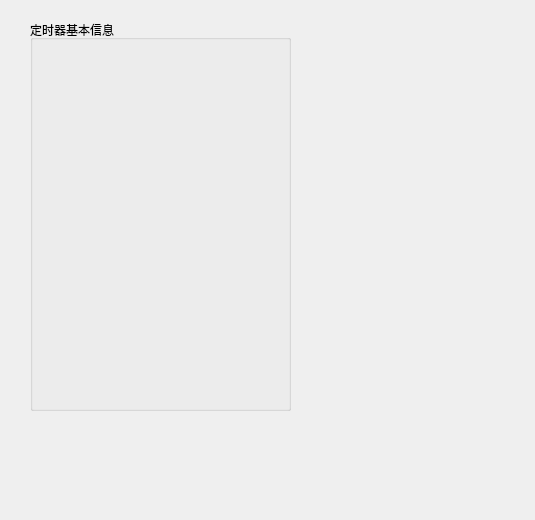
This is src/config_ui/qt/src/config/ui/other/timer_config/other_tc_edit.ui in eth-from-zero/qzy-environmental-monitoring as Qt 5 draws it before an edit. The edited form follows.
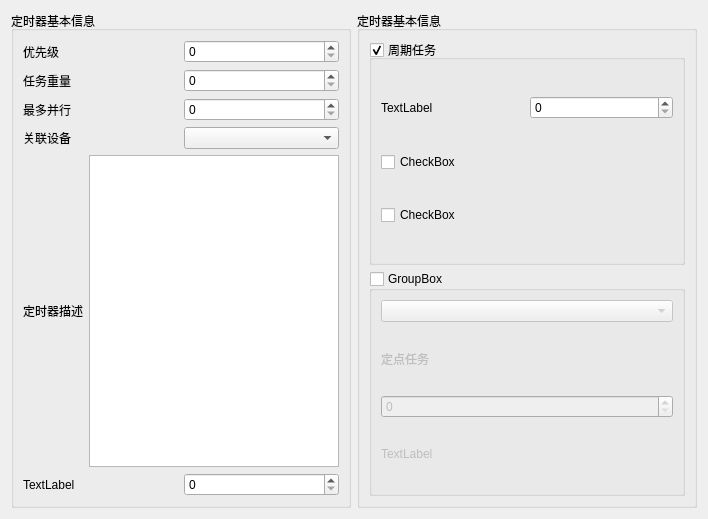
This is the edited form.

What changed in the file:
```diff
--- a/src/config_ui/qt/src/config/ui/other/timer_config/other_tc_edit.ui
+++ b/src/config_ui/qt/src/config/ui/other/timer_config/other_tc_edit.ui
@@ -6,26 +6,195 @@
    <rect>
     <x>0</x>
     <y>0</y>
-    <width>535</width>
-    <height>520</height>
+    <width>708</width>
+    <height>519</height>
    </rect>
   </property>
   <property name="windowTitle">
    <string>Form</string>
   </property>
-  <widget class="QGroupBox" name="groupBox">
-   <property name="geometry">
-    <rect>
-     <x>30</x>
-     <y>20</y>
-     <width>261</width>
-     <height>391</height>
-    </rect>
-   </property>
-   <property name="title">
-    <string>定时器基本信息</string>
-   </property>
-  </widget>
+  <layout class="QHBoxLayout" name="horizontalLayout_8" stretch="1,1">
+   <item>
+    <widget class="QGroupBox" name="groupBox_2">
+     <property name="title">
+      <string>定时器基本信息</string>
+     </property>
+     <layout class="QVBoxLayout" name="verticalLayout_4">
+      <item>
+       <layout class="QHBoxLayout" name="horizontalLayout_2">
+        <item>
+         <widget class="QLabel" name="label_6">
+          <property name="text">
+           <string>优先级</string>
+          </property>
+         </widget>
+        </item>
+        <item>
+         <widget class="QSpinBox" name="spinBox_4"/>
+        </item>
+       </layout>
+      </item>
+      <item>
+       <layout class="QHBoxLayout" name="horizontalLayout_4">
+        <item>
+         <widget class="QLabel" name="label_8">
+          <property name="text">
+           <string>任务重量</string>
+          </property>
+         </widget>
+        </item>
+        <item>
+         <widget class="QSpinBox" name="spinBox_6"/>
+        </item>
+       </layout>
+      </item>
+      <item>
+       <layout class="QHBoxLayout" name="horizontalLayout_5">
+        <item>
+         <widget class="QLabel" name="label_15">
+          <property name="text">
+           <string>最多并行</string>
+          </property>
+         </widget>
+        </item>
+        <item>
+         <widget class="QSpinBox" name="spinBox_10"/>
+        </item>
+       </layout>
+      </item>
+      <item>
+       <layout class="QHBoxLayout" name="horizontalLayout_6">
+        <item>
+         <widget class="QLabel" name="label_9">
+          <property name="text">
+           <string>关联设备</string>
+          </property>
+         </widget>
+        </item>
+        <item>
+         <widget class="QComboBox" name="comboBox_2"/>
+        </item>
+       </layout>
+      </item>
+      <item>
+       <layout class="QHBoxLayout" name="horizontalLayout_7">
+        <item>
+         <widget class="QLabel" name="label_10">
+          <property name="text">
+           <string>定时器描述</string>
+          </property>
+         </widget>
+        </item>
+        <item>
+         <widget class="QTextEdit" name="textEdit_2"/>
+        </item>
+       </layout>
+      </item>
+      <item>
+       <layout class="QHBoxLayout" name="horizontalLayout_3">
+        <item>
+         <widget class="QLabel" name="label_7">
+          <property name="text">
+           <string>TextLabel</string>
+          </property>
+         </widget>
+        </item>
+        <item>
+         <widget class="QSpinBox" name="spinBox_5"/>
+        </item>
+       </layout>
+      </item>
+     </layout>
+    </widget>
+   </item>
+   <item>
+    <widget class="QGroupBox" name="groupBox_3">
+     <property name="title">
+      <string>定时器基本信息</string>
+     </property>
+     <layout class="QVBoxLayout" name="verticalLayout_3">
+      <item>
+       <widget class="QGroupBox" name="groupBox_4">
+        <property name="title">
+         <string>周期任务</string>
+        </property>
+        <property name="flat">
+         <bool>false</bool>
+        </property>
+        <property name="checkable">
+         <bool>true</bool>
+        </property>
+        <layout class="QVBoxLayout" name="verticalLayout" stretch="0,0,0">
+         <item>
+          <layout class="QHBoxLayout" name="horizontalLayout">
+           <item>
+            <widget class="QLabel" name="label_11">
+             <property name="text">
+              <string>TextLabel</string>
+             </property>
+            </widget>
+           </item>
+           <item>
+            <widget class="QSpinBox" name="spinBox_7"/>
+           </item>
+          </layout>
+         </item>
+         <item>
+          <widget class="QCheckBox" name="checkBox">
+           <property name="text">
+            <string>CheckBox</string>
+           </property>
+          </widget>
+         </item>
+         <item>
+          <widget class="QCheckBox" name="checkBox_2">
+           <property name="text">
+            <string>CheckBox</string>
+           </property>
+          </widget>
+         </item>
+        </layout>
+       </widget>
+      </item>
+      <item>
+       <widget class="QGroupBox" name="groupBox_5">
+        <property name="title">
+         <string>GroupBox</string>
+        </property>
+        <property name="checkable">
+         <bool>true</bool>
+        </property>
+        <property name="checked">
+         <bool>false</bool>
+        </property>
+        <layout class="QVBoxLayout" name="verticalLayout_2">
+         <item>
+          <widget class="QComboBox" name="comboBox_3"/>
+         </item>
+         <item>
+          <widget class="QLabel" name="label_13">
+           <property name="text">
+            <string>定点任务</string>
+           </property>
+          </widget>
+         </item>
+         <item>
+          <widget class="QSpinBox" name="spinBox_9"/>
+         </item>
+         <item>
+          <widget class="QLabel" name="label_14">
+           <property name="text">
+            <string>TextLabel</string>
+           </property>
+          </widget>
+         </item>
+        </layout>
+       </widget>
+      </item>
+     </layout>
+    </widget>
+   </item>
+  </layout>
  </widget>
  <resources/>
  <connections/>
```
